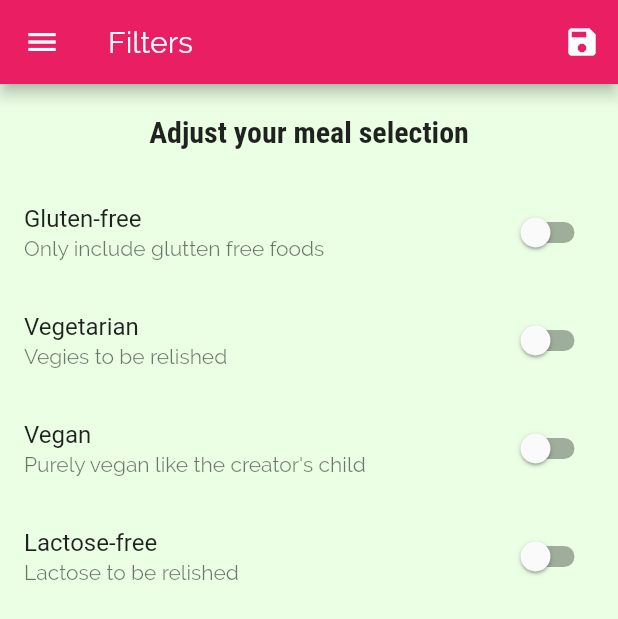
After one commit to Gaphell/meals_delivery, a Flutter app: the FiltersScreen screen opened by its route, in the side drawer, after a tap on the "save" icon, on a phone screen of 412 x 824 dp. The commit adds this screen. Shown: the top 619 px of the screen. Run offline on Flutter 3.47's test engine with Material 2 defaults, Android fonts, the phone set to English and light mode, and no system bars.

Commit message:
final commit

```diff
--- a/lib/main.dart
+++ b/lib/main.dart
@@ -1,16 +1,75 @@
 import 'package:flutter/material.dart';
+import 'package:meals_delivery/dummy_data.dart';
 import 'package:meals_delivery/views/categories_meals_screen.dart';
 import 'package:meals_delivery/views/categories_screen.dart';
 import 'package:meals_delivery/views/meal_detail_screen.dart';
 
+import 'models/meal.dart';
+import 'views/filters_screen.dart';
 import 'views/tabs_screen.dart';
 
 void main() {
   runApp(MyApp());
 }
 
-class MyApp extends StatelessWidget {
-  // This widget is the root of your application.
+class MyApp extends StatefulWidget {
+  @override
+  _MyAppState createState() => _MyAppState();
+}
+
+class _MyAppState extends State<MyApp> {
+  Map<String, bool> _filters = {
+    'gluten': false,
+    'lactose': false,
+    'vegan': false,
+    'vegetarian': false,
+  };
+
+  List<Meal> _availableMeals = DUMMY_MEALS;
+
+  List<Meal> _favoriteMeals = [];
+
+  void _setFilters(Map<String, bool> filterData) {
+    setState(() {
+      _filters = filterData;
+
+      _availableMeals = DUMMY_MEALS.where((meal) {
+        if (_filters['gluten'] && !meal.isGlutenFree) {
+          return false;
+        }
+        if (_filters['lactose'] && !meal.isLactoseFree) {
+          return false;
+        }
+        if (_filters['vegan'] && !meal.isVegan) {
+          return false;
+        }
+        if (_filters['vegetarian'] && !meal.isVegetarian) {
+          return false;
+        }
+        return true;
+      }).toList();
+    });
+  }
+
+  void _toggleFavorite(String mealId) {
+    final existingIndex =
+        _favoriteMeals.indexWhere((meal) => meal.id == mealId);
+
+    setState(() {
+      if (existingIndex >= 0) {
+        _favoriteMeals.removeAt(existingIndex);
+      } else {
+        _favoriteMeals.add(
+          DUMMY_MEALS.firstWhere((meal) => meal.id == mealId),
+        );
+      }
+    });
+  }
+
+  bool _isMealFavorite(String id) {
+    return _favoriteMeals.any((meal) => meal.id == id);
+  }
+
   @override
   Widget build(BuildContext context) {
     return MaterialApp(
@@ -30,15 +89,19 @@ class MyApp extends StatelessWidget {
                 headline6: TextStyle(
                   fontSize: 20,
                   fontWeight: FontWeight.bold,
-                  fontFamily: 'RobotCondensed',
+                  fontFamily: 'RobotoCondensed',
                 ),
               )),
       // home: CategoriesScreen(),
       initialRoute: '/',
       routes: {
-        '/': (_) => TabsScreen(),
-        CategoryMealScreen.routeNames: (context) => CategoryMealScreen(),
-        MealDetailScreen.routeNames: (context) => MealDetailScreen(),
+        '/': (_) => TabsScreen(_favoriteMeals),
+        CategoryMealScreen.routeNames: (context) =>
+            CategoryMealScreen(_availableMeals),
+        MealDetailScreen.routeNames: (context) =>
+            MealDetailScreen(_isMealFavorite, _toggleFavorite),
+        FiltersScreen.routeName: (context) =>
+            FiltersScreen(_filters, _setFilters),
       },
       // onGenerateRoute: (settings) {
       //   return MaterialPageRoute(
--- /dev/null
+++ b/lib/views/filters_screen.dart
@@ -0,0 +1,120 @@
+import 'package:flutter/material.dart';
+import 'package:meals_delivery/widgets/main_drawer.dart';
+
+class FiltersScreen extends StatefulWidget {
+  static const routeName = '/filters';
+  final Map<String, bool> currentFilter;
+  final Function saveFilters;
+
+  FiltersScreen(this.currentFilter, this.saveFilters);
+
+  @override
+  _FiltersScreenState createState() => _FiltersScreenState();
+}
+
+class _FiltersScreenState extends State<FiltersScreen> {
+  var _glutenFree = false;
+  var _vegetarian = false;
+  var _vegan = false;
+  var _lactoseFree = false;
+
+  @override
+  initState() {
+    _glutenFree = widget.currentFilter['gluten'];
+    _vegetarian = widget.currentFilter['vegetarian'];
+    _vegan = widget.currentFilter['vegan'];
+    _lactoseFree = widget.currentFilter['lactose'];
+    super.initState();
+  }
+
+  Widget _buildSwitchListTile(String title, String description,
+      bool currentValue, Function updateValue) {
+    return SwitchListTile(
+      title: Text(title),
+      subtitle: Text(description),
+      value: currentValue,
+      onChanged: updateValue,
+    );
+  }
+
+  @override
+  Widget build(BuildContext context) {
+    return Scaffold(
+      appBar: AppBar(
+        title: Text('Filters'),
+        actions: [
+          IconButton(
+            icon: Icon(Icons.save),
+            onPressed: () {
+              final Map<String, bool> selectedFilters = {
+                'gluten': _glutenFree,
+                'lactose': _lactoseFree,
+                'vegan': _vegan,
+                'vegetarian': _vegetarian,
+              };
+              widget.saveFilters(selectedFilters);
+            },
+          ),
+        ],
+      ),
+      drawer: MainDrawer(),
+      body: Column(
+        children: [
+          Container(
+            padding: EdgeInsets.all(20),
+            child: Text(
+              'Adjust your meal selection',
+              style: Theme.of(context).textTheme.headline6,
+            ),
+          ),
+          Expanded(
+            child: ListView(
+              children: [
+                _buildSwitchListTile(
+                  'Gluten-free',
+                  'Only include glutten free foods',
+                  _glutenFree,
+                  (newValue) {
+                    setState(() {
+                      _glutenFree = newValue;
+                    });
+                  },
+                ),
+                _buildSwitchListTile(
+                  'Vegetarian',
+                  'Vegies to be relished',
+                  _vegetarian,
+                  (newValue) {
+                    setState(() {
+                      _vegetarian = newValue;
+                    });
+                  },
+                ),
+                _buildSwitchListTile(
+                  'Vegan',
+                  'Purely vegan like the creator\'s child',
+                  _vegan,
+                  (newValue) {
+                    setState(() {
+                      _vegan = newValue;
+                    });
+                  },
+                ),
+                _buildSwitchListTile(
+                  'Lactose-free',
+                  'Lactose to be relished',
+                  _lactoseFree,
+                  (newValue) {
+                    setState(() {
+                      _lactoseFree = newValue;
+                    });
+                  },
+                ),
+              ],
+            ),
+          ),
+        ],
+      ),
+    );
+  }
+}
--- a/lib/widgets/category_item.dart
+++ b/lib/widgets/category_item.dart
@@ -9,8 +9,10 @@ class CategoryItem extends StatelessWidget {
   CategoryItem(this.id, this.title, this.color);
 
   void selectCategory(BuildContext context) {
-    Navigator.of(context).pushNamed(CategoryMealScreen.routeNames,
-        arguments: {'id': id, 'title': title});
+    Navigator.of(context).pushNamed(
+      CategoryMealScreen.routeNames,
+      arguments: {'id': id, 'title': title},
+    );
   }
 
   @override
--- a/lib/widgets/main_drawer.dart
+++ b/lib/widgets/main_drawer.dart
@@ -1,7 +1,8 @@
 import 'package:flutter/material.dart';
+import 'package:meals_delivery/views/filters_screen.dart';
 
 class MainDrawer extends StatelessWidget {
-  Widget buildListTile(String title, IconData icon) {
+  Widget buildListTile(String title, IconData icon, Function tapHandler) {
     return ListTile(
       leading: Icon(
         icon,
@@ -15,7 +16,7 @@ class MainDrawer extends StatelessWidget {
           fontWeight: FontWeight.bold,
         ),
       ),
-      onTap: () {},
+      onTap: tapHandler,
     );
   }
 
@@ -40,8 +41,20 @@ class MainDrawer extends StatelessWidget {
           SizedBox(
             height: 20,
           ),
-          buildListTile('Meals', Icons.restaurant),
-          buildListTile('Filters', Icons.settings),
+          buildListTile(
+            'Meals',
+            Icons.restaurant,
+            () {
+              Navigator.of(context).pushReplacementNamed('/');
+            },
+          ),
+          buildListTile(
+            'Filters',
+            Icons.settings,
+            () {
+              Navigator.of(context).pushReplacementNamed(FiltersScreen.routeName);
+            },
+          ),
         ],
       ),
     );
```
Also changed, not shown: lib/views/categories_meals_screen.dart (+46 -20 lines), lib/views/favorites.screen.dart (+25 -3 lines), lib/views/meal_detail_screen.dart (+11 -0 lines), lib/views/tabs_screen.dart (+22 -7 lines), lib/widgets/meal_item.dart (+11 -9 lines).
